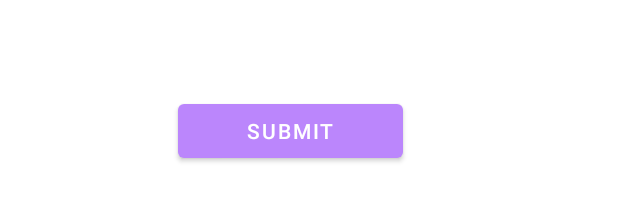
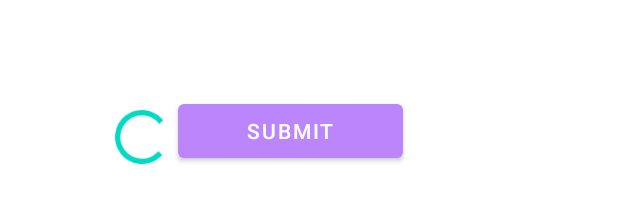
Before and after one commit to LinnCohen/Pettify_Android, an Android app: the layout fragment_create_report.xml on its own in the app's theme, with its tools: preview values and no code run, on a phone screen of 412 x 824 dp. Shown: the part 741-944 px from the top of the screen. Run offline under Robolectric (Android 15) with nearby library versions, the phone set to English and light mode, and no system bars.

Commit message:
add spinner

```diff
--- a/app/src/main/java/com/pettify/ui/report/ReportListFragment.java
+++ b/app/src/main/java/com/pettify/ui/report/ReportListFragment.java
@@ -41,7 +41,7 @@ public class ReportListFragment extends Fragment {
         View view = inflater.inflate(R.layout.fragment_report_list, container, false);
         reportListViewModel = new ViewModelProvider(this).get(ReportListViewModel.class);
 
-        pb = view.findViewById(R.id.reportslist_progress_bar);
+        pb = view.findViewById(R.id.create_report_pb);
 
         reports_list = view.findViewById(R.id.reportslist_list);
         reports_list.setHasFixedSize(true);
--- a/app/src/main/res/layout/fragment_create_report.xml
+++ b/app/src/main/res/layout/fragment_create_report.xml
@@ -175,5 +175,16 @@
             app:layout_constraintTop_toBottomOf="@+id/create_image_ph"
             tools:visibility="invisible" />
 
+        <ProgressBar
+            android:id="@+id/create_report_pb"
+            android:layout_width="wrap_content"
+            android:layout_height="match_parent"
+            android:layout_centerInParent="true"
+            android:layout_marginTop="8dp"
+            android:scaleX="0.9"
+            android:scaleY="0.9"
+            app:layout_constraintEnd_toStartOf="@+id/create_report_btn"
+            app:layout_constraintTop_toBottomOf="@+id/create_report_error_msg" />
+
     </androidx.constraintlayout.widget.ConstraintLayout>
 </ScrollView>
--- a/app/src/main/res/layout/fragment_report_list.xml
+++ b/app/src/main/res/layout/fragment_report_list.xml
@@ -22,7 +22,7 @@
             app:layout_constraintTop_toTopOf="parent" />
 
         <ProgressBar
-            android:id="@+id/reportslist_progress_bar"
+            android:id="@+id/create_report_pb"
             android:layout_width="match_parent"
             android:layout_height="match_parent"
             android:layout_centerInParent="true"
```
Also changed, not shown: app/src/main/java/com/pettify/ui/report/CreateReportFragment.java (+9 -1 lines).
